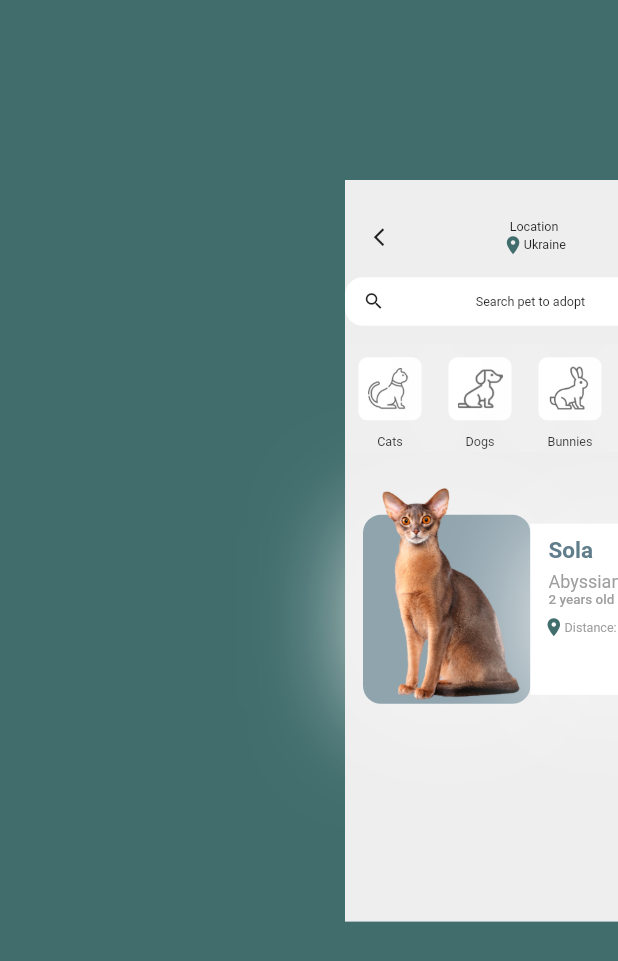
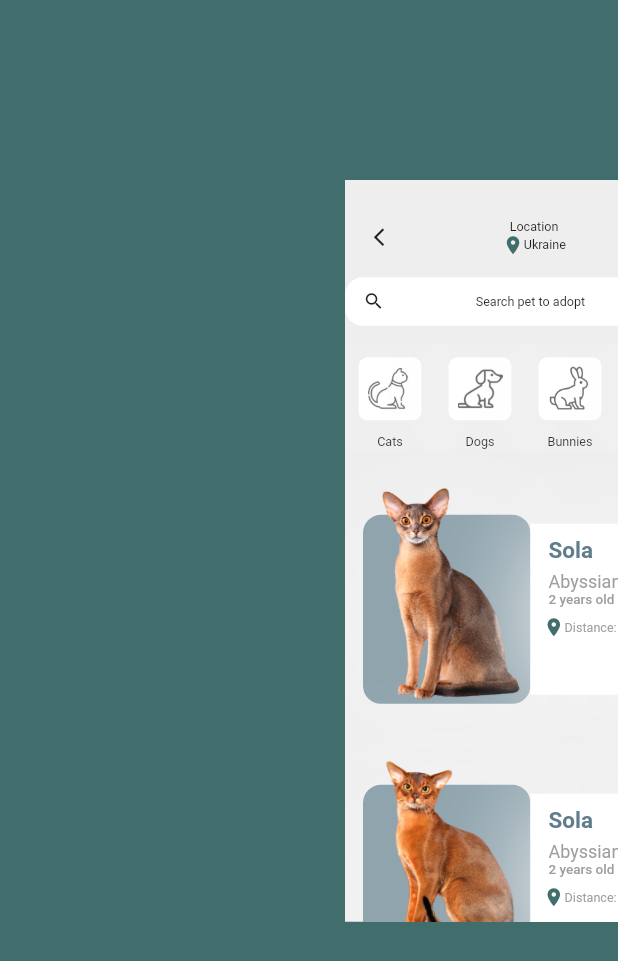
Before and after one commit to PilKvas/flutter_pep_ui, a Flutter app: the screen it shows after launch, after a tap on the "menu" icon, on a phone screen of 412 x 824 dp. Shown: the top 961 px of the screen. Run offline on Flutter 3.47's test engine with Material 2 defaults, Android fonts, the phone set to English and light mode, and no system bars.

Commit message:
Scrollable homeScreen

```diff
--- a/lib/homeScreen.dart
+++ b/lib/homeScreen.dart
@@ -23,6 +23,7 @@ class _HomeScreenState extends State<HomeScreen> {
       transform: Matrix4.translationValues(xOffset, yOffset, 0)..scale(scaleFactor),
       duration: Duration(milliseconds: 150),
       color: Colors.grey[200],
+        child: SingleChildScrollView(
           child: Column(
             children: [
               SizedBox(height: 40,),
@@ -129,23 +130,25 @@ class _HomeScreenState extends State<HomeScreen> {
                 }
               )
               ),
-           Cat_card(),
-
+             Cat_card1(),
+             Cat_card2(),
             ],
+          ),
         ),
 
     );
   }
 }
 
-class Cat_card extends StatelessWidget {
-  const Cat_card({
+class Cat_card1 extends StatelessWidget {
+  const Cat_card1({
     Key? key,
   }) : super(key: key);
 
   @override
   Widget build(BuildContext context) {
-    return Container(
+    return
+          Container(
             height: 260,
             margin: EdgeInsets.symmetric(horizontal:20, vertical:20),
             child: Row(
@@ -240,3 +243,107 @@ class Cat_card extends StatelessWidget {
           );
   }
 }
+
+class Cat_card2 extends StatelessWidget {
+  const Cat_card2({
+    Key? key,
+  }) : super(key: key);
+
+  @override
+  Widget build(BuildContext context) {
+    return
+          Container(
+            height: 260,
+            margin: EdgeInsets.symmetric(horizontal:20, vertical:20),
+            child: Row(
+              children: [
+                Expanded(
+                  child: Stack(
+                    children: [
+                      Container(
+                        decoration: BoxDecoration(color: Colors.blueGrey[300],
+                        borderRadius: BorderRadius.circular(20),
+                        boxShadow: shadowList
+                        ),
+                        margin: EdgeInsets.only(top: 50),
+                      ),
+                      Align(
+                        child: Image.asset('images/pet-cat1.png')
+                      )
+                    ],
+                  )
+
+                ),
+               Expanded(
+               child: Container(
+                 margin: EdgeInsets.only(top: 60, bottom: 10),
+                 decoration: BoxDecoration(color: Colors.white,
+                 boxShadow: shadowList,
+                 borderRadius: BorderRadius.only(
+                   topRight: Radius.circular(20),
+                   bottomRight: Radius.circular(20),
+                 )
+               ),
+               child: Column(children: [
+                 Padding(
+                   padding: const EdgeInsets.fromLTRB(20, 10, 10, 2),
+                   child: Row(
+                     mainAxisAlignment: MainAxisAlignment.spaceBetween,
+                     children: [
+                     Text('Sola',
+                     style: TextStyle(
+                       fontSize: 25,
+                       color: Colors.blueGrey,
+                       fontWeight: FontWeight.bold,
+                     ),
+
+                     ),
+                     Icon(
+                       Icons.male,
+                       color: Colors.blueGrey[300],
+                       size: 40,
+                     ),
+                   ],),
+                 ),
+                 // ignore: prefer_const_literals_to_create_immutables
+                 Padding(
+                   padding: const EdgeInsets.only(left: 20),
+                   child: Row(children: [
+                       Text('Abyssian cat', style: TextStyle(
+                         color: Colors.grey,
+                         fontSize: 20,
+                       )),
+                   ],),
+                 ),
+                 Padding(
+                   padding: const EdgeInsets.only(left: 20),
+                   child: Row(children: [
+                     Text('2 years old', style: TextStyle(
+                           color: Colors.grey,
+                           fontWeight: FontWeight.w500,
+                           fontSize: 15,
+                         )),
+                   ],),
+                 ),
+                 Padding(
+                   padding: const EdgeInsets.only(left:14, top: 10),
+                   child: Row(children: [
+                     Icon(
+                       Icons.location_on,
+                       color: primaryGreen,
+                     ),
+                     Text('Distance: 3.6 km', style: TextStyle(
+                       color: Colors.grey,
+
+                     ))
+                   ],
+                   ),
+                 )
+               ],)
+               ),
+               ),
+              ],
+            )
+          );
+  }
+}
```
Lines whose indentation alone changed are shown as unchanged.
